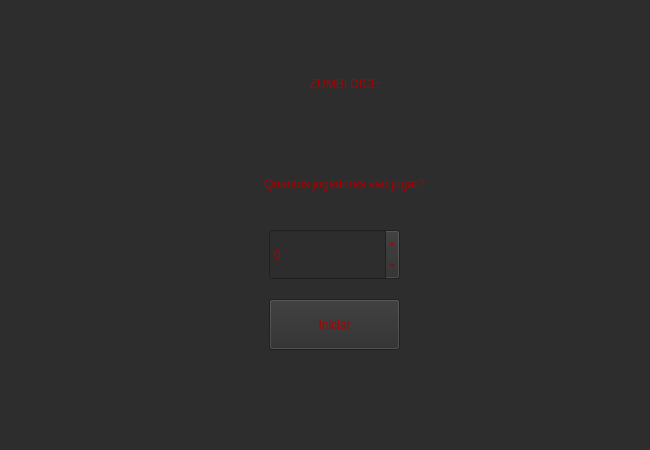
Before: the Qt Designer form design/desginJogo.ui in fabioacarvalho/Zumbi-Dice, drawn with Qt 5.
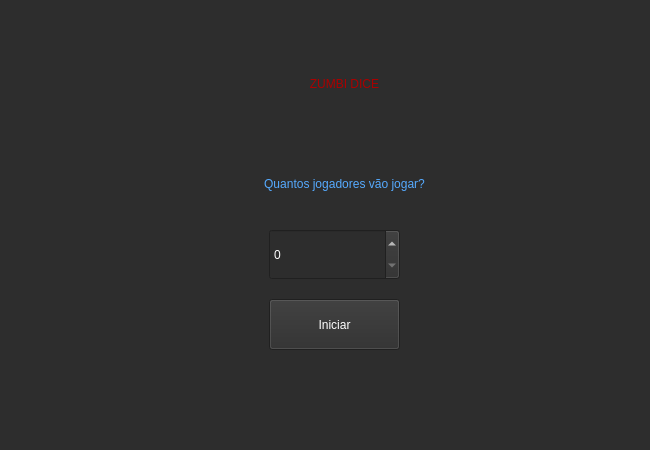
After: the same form once the commit is applied. The open tabs and pages were chosen to show the change.

```diff
--- a/design/desginJogo.ui
+++ b/design/desginJogo.ui
@@ -77,7 +77,7 @@
       </property>
       <property name="styleSheet">
        <string notr="true">font: 24pt &quot;Chiller&quot;;
-color: rgb(170, 0, 0);</string>
+color: rgb(255, 255, 255);</string>
       </property>
      </widget>
      <widget class="QLabel" name="label_3">
@@ -90,7 +90,7 @@
        </rect>
       </property>
       <property name="styleSheet">
-       <string notr="true">color: rgb(170, 0, 0);
+       <string notr="true">color: rgb(85, 170, 255);
 font: 32pt &quot;Chiller&quot;;</string>
       </property>
       <property name="text">
@@ -141,7 +141,7 @@
        </rect>
       </property>
       <property name="styleSheet">
-       <string notr="true">color: rgb(170, 0, 0);
+       <string notr="true">color: rgb(255, 255, 255);
 font: 32pt &quot;Chiller&quot;;</string>
       </property>
       <property name="text">
```
Left out of the diff: 14 changed lines with no effect on the pictures.
